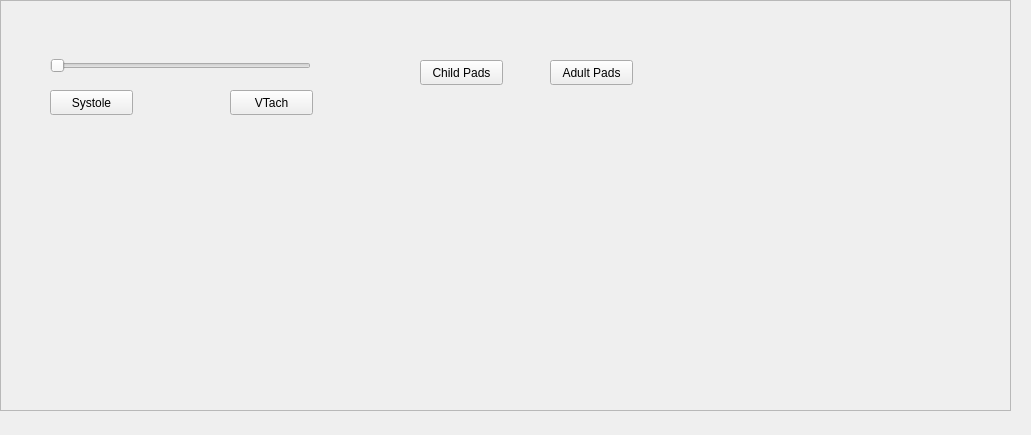
Old version of the form AED_Simulator/testwindow.ui in the repository GrewalCreator/AED-Simulator.
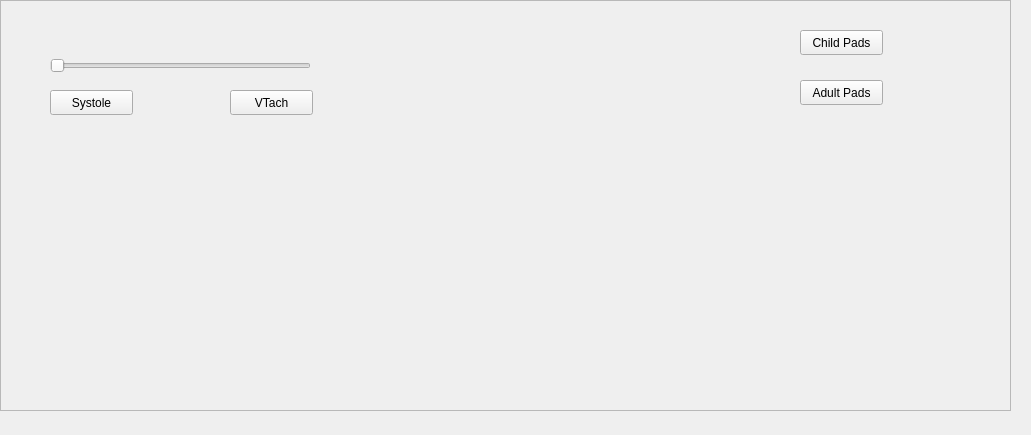
New version of the form.

```diff
--- a/AED_Simulator/testwindow.ui
+++ b/AED_Simulator/testwindow.ui
@@ -60,8 +60,8 @@
    <widget class="QPushButton" name="childPad_button">
     <property name="geometry">
      <rect>
-      <x>420</x>
-      <y>60</y>
+      <x>800</x>
+      <y>30</y>
       <width>83</width>
       <height>25</height>
      </rect>
@@ -73,8 +73,8 @@
    <widget class="QPushButton" name="adultPad_button">
     <property name="geometry">
      <rect>
-      <x>550</x>
-      <y>60</y>
+      <x>800</x>
+      <y>80</y>
       <width>83</width>
       <height>25</height>
      </rect>
```
